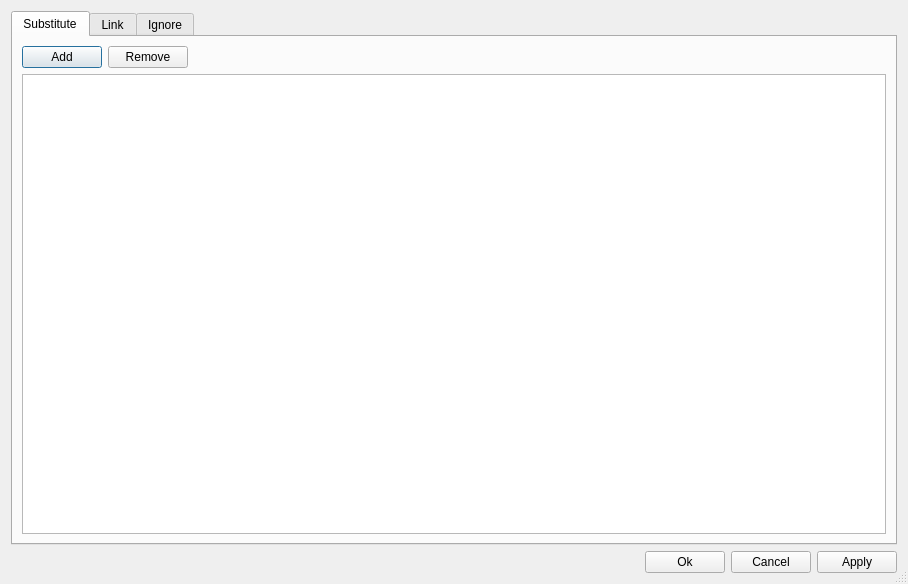
This is gui/text/alter/alterdialog.ui in matoom/frostbite as Qt 5 draws it before an edit. The edited form follows.
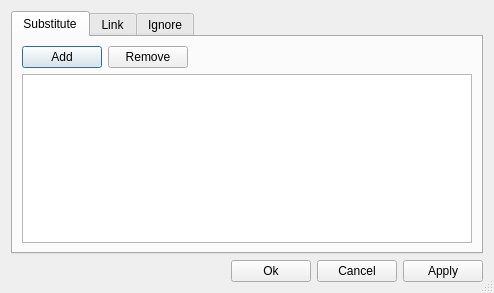
This is the edited form. Icons and pictures are not drawn.

What changed in the file:
```diff
--- a/gui/text/alter/alterdialog.ui
+++ b/gui/text/alter/alterdialog.ui
@@ -6,8 +6,8 @@
    <rect>
     <x>0</x>
     <y>0</y>
-    <width>908</width>
-    <height>584</height>
+    <width>494</width>
+    <height>293</height>
    </rect>
   </property>
   <property name="windowTitle">
```
